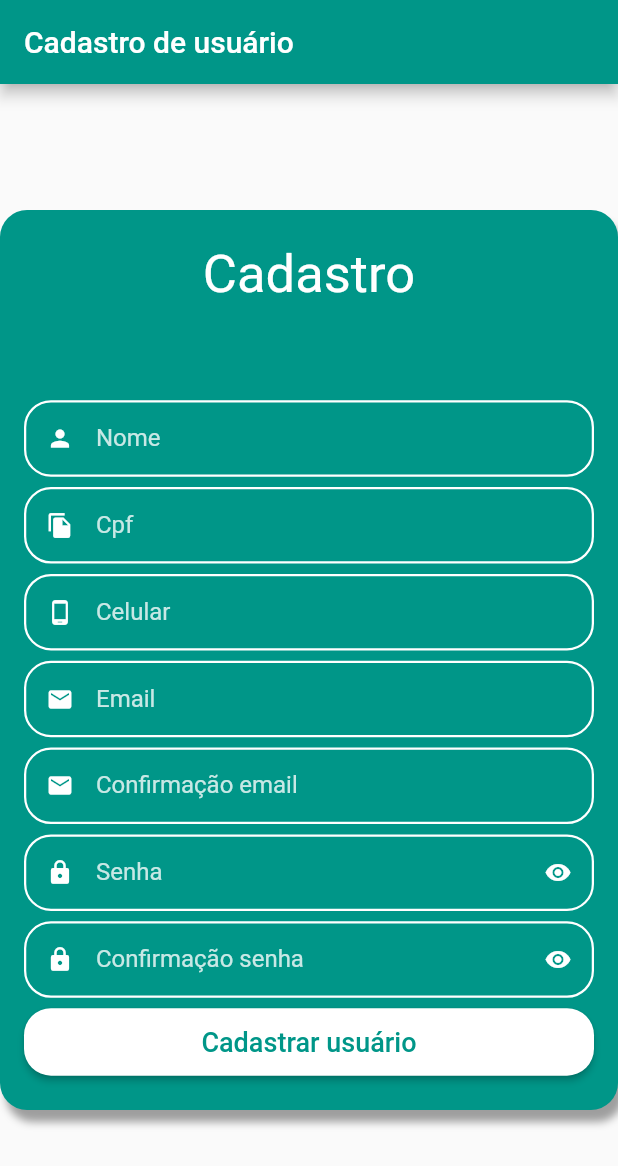
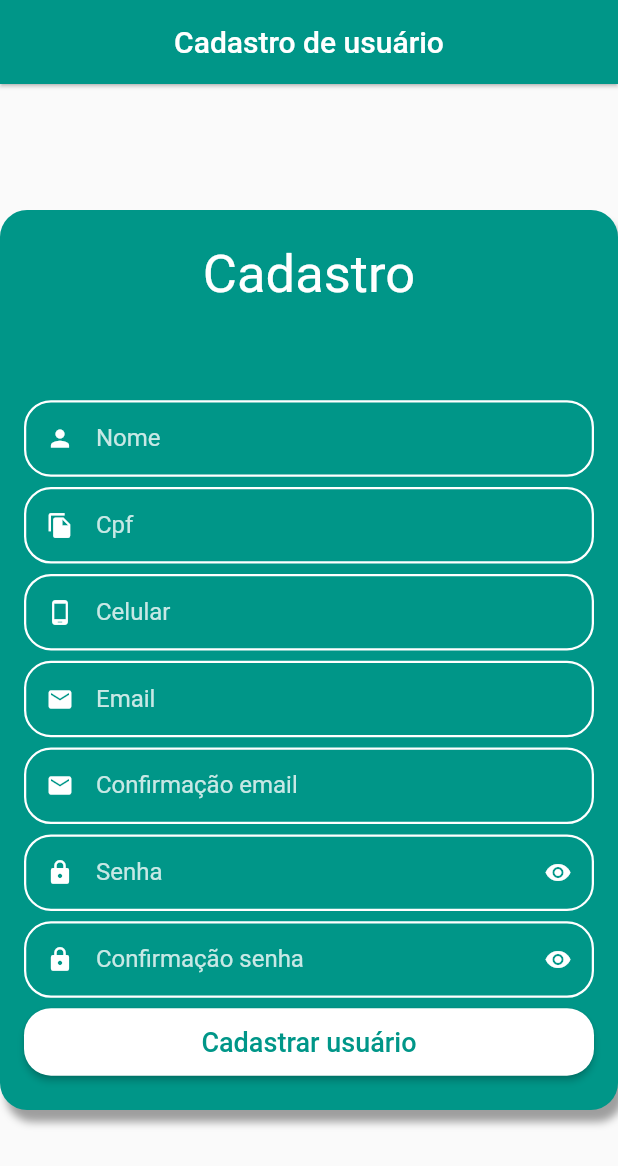
Before and after one commit to josefabiodev/cadastrousuario, a Flutter app: the screen it shows after launch, on a phone screen of 412 x 824 dp. Shown: the top 1166 px of the screen. Run offline on Flutter 3.47's test engine with Material 2 defaults, Android fonts, the phone set to English and light mode, and no system bars; our stand-ins replace mask_text_input_formatter.

Commit message:
alteração da cor do cursor do textformfield

```diff
--- a/lib/config/custom_colors.dart
+++ b/lib/config/custom_colors.dart
@@ -5,6 +5,7 @@ import 'package:flutter/material.dart';
 abstract class CustomColors {
   static Color customColorWhite = Colors.white;
   static Color customColorWhitealpha200 = Colors.white.withAlpha(200);
+  static Color customColorWhitealpha150 = Colors.white.withAlpha(150);
   static Color CustomColorTeal = Colors.teal;
   static Color CustomColorGrey = Colors.grey;
 }
--- a/lib/main.dart
+++ b/lib/main.dart
@@ -1,3 +1,4 @@
+import 'package:cadastrousuario/config/custom_colors.dart';
 import 'package:cadastrousuario/pages/auth/sign_up_screen.dart';
 import 'package:flutter/material.dart';
 
@@ -11,6 +12,12 @@ class CadastroUsuario extends StatelessWidget {
   @override
   Widget build(BuildContext context) {
     return MaterialApp(
+      theme: ThemeData(
+        textSelectionTheme: TextSelectionThemeData(
+          cursorColor: CustomColors.customColorWhite,
+          selectionColor: CustomColors.customColorWhitealpha150,
+        ),
+      ),
       debugShowCheckedModeBanner: false,
       home: SignUpScreen(),
     );
--- a/lib/pages/auth/sign_up_screen.dart
+++ b/lib/pages/auth/sign_up_screen.dart
@@ -25,6 +25,8 @@ class SignUpScreen extends StatelessWidget {
     return Scaffold(
       appBar: AppBar(
         backgroundColor: CustomColors.CustomColorTeal,
+        centerTitle: true,
+        elevation: 1,
         title: Text(
           'Cadastro de usuário',
           style: TextStyle(color: CustomColors.customColorWhite),
```
